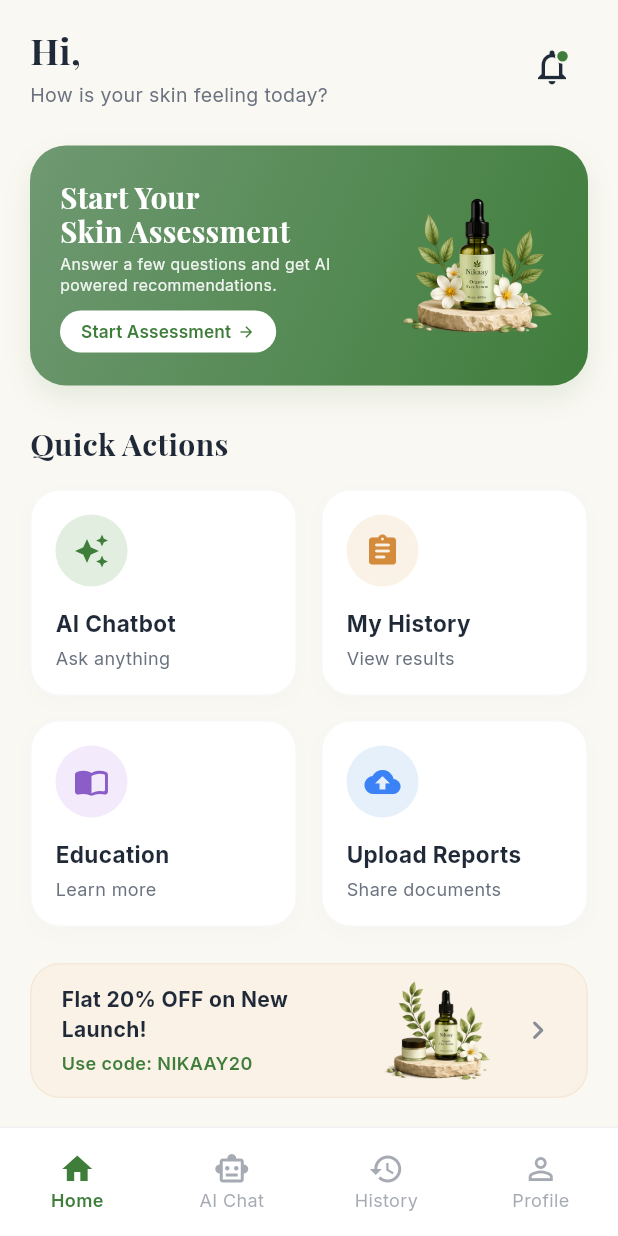
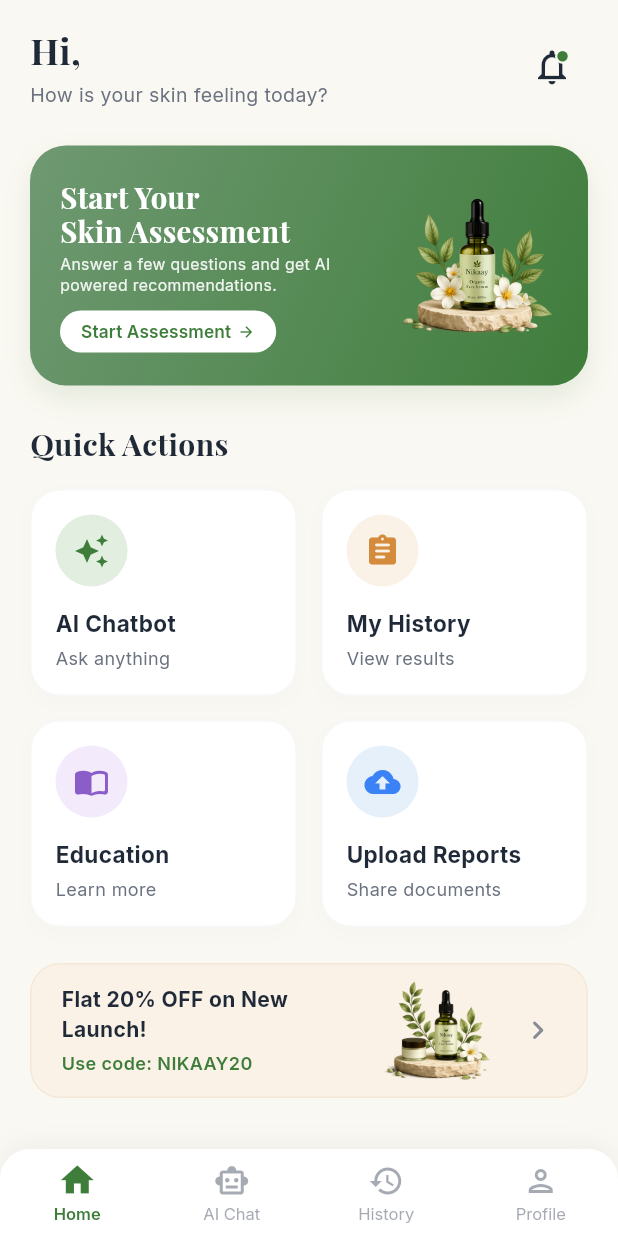
Before and after one commit to abhaysingh-10/nikaay, a Flutter app: the screen it shows once a user with an empty profile is signed in, on a phone screen of 412 x 824 dp. Run offline on Flutter 3.47's test engine with Material 3 defaults, Android fonts, the light colour scheme and no system bars; our stand-ins replace dio, firebase_auth, firebase_core, flutter_riverpod, go_router, google_fonts and 1 more; accounts and stored records are empty.

Commit message:
feat(navigation): replace default BottomNavigationBar with custom compact  nav bar

```diff
--- a/lib/app/routes/navigation_shell_screen.dart
+++ b/lib/app/routes/navigation_shell_screen.dart
@@ -1,7 +1,7 @@
 import 'package:flutter/material.dart';
 import 'package:go_router/go_router.dart';
+import 'package:google_fonts/google_fonts.dart';
 import '../theme/app_colors.dart';
-import '../theme/app_text_styles.dart';
 
 class NavigationShellScreen extends StatelessWidget {
   final StatefulNavigationShell navigationShell;
@@ -26,53 +26,49 @@
       bottomNavigationBar: Container(
         decoration: BoxDecoration(
           color: Colors.white,
-          border: Border(
-            top: BorderSide(
-              color: AppColors.secondaryText.withValues(alpha: 0.1),
-              width: 1,
+          borderRadius: const BorderRadius.only(
+            topLeft: Radius.circular(20),
+            topRight: Radius.circular(20),
+          ),
+          boxShadow: [
+            BoxShadow(
+              color: Colors.black.withValues(alpha: 0.04),
+              blurRadius: 12,
+              offset: const Offset(0, -4),
             ),
-          ),
+          ],
         ),
         child: SafeArea(
-          child: Padding(
-            padding: const EdgeInsets.symmetric(vertical: 8),
-            child: BottomNavigationBar(
-              currentIndex: navigationShell.currentIndex,
-              onTap: (index) => _onTap(context, index),
-              type: BottomNavigationBarType.fixed,
-              backgroundColor: Colors.white,
-              elevation: 0,
-              selectedItemColor: AppColors.primaryGreen,
-              unselectedItemColor:
-                  AppColors.secondaryText.withValues(alpha: 0.6),
-              selectedLabelStyle: AppTextStyles.bodyText.copyWith(
-                fontSize: 12,
-                fontWeight: FontWeight.w600,
-                color: AppColors.primaryGreen,
-              ),
-              unselectedLabelStyle: AppTextStyles.bodyText.copyWith(
-                fontSize: 12,
-                color: AppColors.secondaryText.withValues(alpha: 0.6),
-              ),
-              items: const [
-                BottomNavigationBarItem(
-                  icon: Icon(Icons.home_outlined),
-                  activeIcon: Icon(Icons.home),
+          child: SizedBox(
+            height: 58,
+            child: Row(
+              children: [
+                _buildNavItem(
+                  context: context,
+                  index: 0,
+                  activeIcon: Icons.home,
+                  inactiveIcon: Icons.home_outlined,
                   label: 'Home',
                 ),
-                BottomNavigationBarItem(
-                  icon: Icon(Icons.smart_toy_outlined),
-                  activeIcon: Icon(Icons.smart_toy),
+                _buildNavItem(
+                  context: context,
+                  index: 1,
+                  activeIcon: Icons.smart_toy,
+                  inactiveIcon: Icons.smart_toy_outlined,
                   label: 'AI Chat',
                 ),
-                BottomNavigationBarItem(
-                  icon: Icon(Icons.history_outlined),
-                  activeIcon: Icon(Icons.history),
+                _buildNavItem(
+                  context: context,
+                  index: 2,
+                  activeIcon: Icons.history,
+                  inactiveIcon: Icons.history_outlined,
                   label: 'History',
                 ),
-                BottomNavigationBarItem(
-                  icon: Icon(Icons.person_outline),
-                  activeIcon: Icon(Icons.person),
+                _buildNavItem(
+                  context: context,
+                  index: 3,
+                  activeIcon: Icons.person,
+                  inactiveIcon: Icons.person_outlined,
                   label: 'Profile',
                 ),
               ],
@@ -82,4 +78,51 @@
       ),
     );
   }
+
+  Widget _buildNavItem({
+    required BuildContext context,
+    required int index,
+    required IconData activeIcon,
+    required IconData inactiveIcon,
+    required String label,
+  }) {
+    final isSelected = index == navigationShell.currentIndex;
+    final color = isSelected
+        ? AppColors.primaryGreen
+        : AppColors.secondaryText.withValues(alpha: 0.6);
+    final icon = isSelected ? activeIcon : inactiveIcon;
+
+    return Expanded(
+      child: GestureDetector(
+        behavior: HitTestBehavior.opaque,
+        onTap: () => _onTap(context, index),
+        child: Column(
+          mainAxisAlignment: MainAxisAlignment.center,
+          children: [
+            AnimatedScale(
+              scale: isSelected ? 1.1 : 1.0,
+              duration: const Duration(milliseconds: 200),
+              curve: Curves.easeOutCubic,
+              child: Icon(
+                icon,
+                color: color,
+                size: 24,
+              ),
+            ),
+            const SizedBox(height: 3),
+            AnimatedDefaultTextStyle(
+              duration: const Duration(milliseconds: 200),
+              curve: Curves.easeOutCubic,
+              style: GoogleFonts.inter(
+                fontSize: 11,
+                fontWeight: isSelected ? FontWeight.w600 : FontWeight.w400,
+                color: color,
+              ),
+              child: Text(label),
+            ),
+          ],
+        ),
+      ),
+    );
+  }
 }
```
